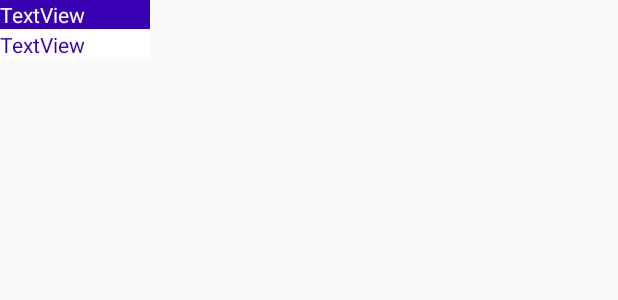
After one commit to Barneypoi/LineChart, an Android app: the layout detail.xml on its own in the app's theme, with its tools: preview values and no code run, on a phone screen of 412 x 824 dp. The commit adds this screen. Shown: the top 300 px of the screen. Run offline under Robolectric (Android 15) with nearby library versions, the phone set to English and light mode, and no system bars.

Commit message:
加入mark，删除description

```diff
--- /dev/null
+++ b/app/src/main/java/com/example/test/DetailsMarkerView.java
@@ -0,0 +1,55 @@
+package com.example.test;
+
+import android.content.Context;
+import android.widget.TextView;
+
+import com.github.mikephil.charting.components.MarkerView;
+import com.github.mikephil.charting.data.Entry;
+import com.github.mikephil.charting.highlight.Highlight;
+import com.github.mikephil.charting.utils.MPPointF;
+
+import java.math.BigDecimal;
+
+public class DetailsMarkerView extends MarkerView {
+
+    private TextView mTvMonth;
+    private TextView mTvChart1;
+
+    public DetailsMarkerView(Context context, int layoutResource) {
+        super(context, layoutResource);
+        mTvMonth = findViewById(R.id.textView);
+        mTvChart1 = findViewById(R.id.textView2);
+
+    }
+
+    //每次重绘，会调用此方法刷新数据
+    @Override
+    public void refreshContent(Entry e, Highlight highlight) {
+        super.refreshContent(e, highlight);
+        try {
+            //信息
+            if (e.getY() == 0) {
+                mTvChart1.setText("暂无数据");
+            } else {
+                mTvChart1.setText(concat(e.getY(), "净值："));
+            }
+            mTvMonth.setText(concat(e.getX(),"日期："));
+        } catch (Exception e1) {
+            e1.printStackTrace();
+        }
+        super.refreshContent(e, highlight);
+    }
+
+    //布局的偏移量。就是布局显示在圆点的那个位置
+    // -(width / 2) 布局水平居中
+    //-(height) 布局显示在圆点上方
+    @Override
+    public MPPointF getOffset() {
+        return new MPPointF(-(getWidth() / 2), -getHeight());
+    }
+
+    public String concat(float money, String values) {
+        return values + new BigDecimal(money).setScale(2, BigDecimal.ROUND_HALF_UP).toPlainString();
+    }
+
+}
--- a/app/src/main/java/com/example/test/ShowActivity.java
+++ b/app/src/main/java/com/example/test/ShowActivity.java
@@ -5,6 +5,7 @@ import android.os.Bundle;
 import androidx.appcompat.app.AppCompatActivity;
 
 import com.github.mikephil.charting.charts.LineChart;
+import com.github.mikephil.charting.components.Description;
 import com.github.mikephil.charting.components.XAxis;
 import com.github.mikephil.charting.data.Entry;
 import com.github.mikephil.charting.data.LineData;
@@ -16,7 +17,6 @@ import java.util.List;
 import java.util.Map;
 
 public class ShowActivity extends AppCompatActivity {
-
     public ArrayList<Map<String, Object>> mainlist=new ArrayList<Map<String,Object>>();
     @Override
     protected void onCreate(Bundle savedInstanceState) {
@@ -28,22 +28,28 @@ public class ShowActivity extends AppCompatActivity {
         mLineChart.setDrawBorders(true);
         //设置数据
         List<Entry> entries = new ArrayList<>();
-        for (int i = 0; i < 4251; i++) {
+        for (int i = 0; i < mainlist.size(); i++) {
             entries.add(new Entry(i,Float.parseFloat((String) mainlist.get(i).get("po")) ) );
         }
         //准备好每个点对应的x轴数值
         List<String> list = new ArrayList<>();
-        for (int i = 0; i < 4251; i++) {
+        for (int i = 0; i < mainlist.size(); i++) {
             list.add(TimeStamp2Date((String) mainlist.get(i).get("1")));
         }
         XAxis xAxis = mLineChart.getXAxis();
         xAxis.setValueFormatter(new IndexAxisValueFormatter(list));
-
         //一个LineDataSet就是一条线
         LineDataSet lineDataSet;
         lineDataSet = new LineDataSet(entries, "净值");
         LineData data = new LineData(lineDataSet);
         mLineChart.setData(data);
+        DetailsMarkerView detailsMarkerView = new DetailsMarkerView(this,R.layout.detail);
+//一定要设置这个玩意，不然到点击到最边缘的时候不会自动调整布局
+        detailsMarkerView.setChartView(mLineChart);
+        mLineChart.setMarker(detailsMarkerView);
+        Description desc= new Description();
+        desc.setText("");
+        mLineChart.setDescription(desc);
 
     }
     public String TimeStamp2Date(String timestampString){
--- /dev/null
+++ b/app/src/main/res/layout/detail.xml
@@ -0,0 +1,29 @@
+<?xml version="1.0" encoding="utf-8"?>
+<androidx.constraintlayout.widget.ConstraintLayout xmlns:android="http://schemas.android.com/apk/res/android"
+    xmlns:app="http://schemas.android.com/apk/res-auto"
+
+    android:orientation="vertical"
+    android:layout_width="match_parent"
+    android:layout_height="match_parent">
+
+    <TextView
+        android:id="@+id/textView"
+        android:layout_width="100dp"
+        android:layout_height="wrap_content"
+        android:background="@color/design_default_color_primary_dark"
+        android:text="TextView"
+        android:textColor="@android:color/background_light"
+        app:layout_constraintLeft_toLeftOf="parent"
+        app:layout_constraintTop_toTopOf="parent" />
+
+    <TextView
+        android:id="@+id/textView2"
+        android:layout_width="100dp"
+        android:layout_height="wrap_content"
+        android:layout_marginTop="20dp"
+        android:background="@android:color/background_light"
+        android:text="TextView"
+        android:textColor="@color/design_default_color_primary_dark"
+        app:layout_constraintLeft_toLeftOf="parent"
+        app:layout_constraintTop_toTopOf="@id/textView" />
+</androidx.constraintlayout.widget.ConstraintLayout>
--- a/app/src/main/res/layout/show.xml
+++ b/app/src/main/res/layout/show.xml
@@ -8,5 +8,5 @@
         android:id="@+id/lineChart"
         android:layout_width="match_parent"
         android:layout_height="300dp"
-        android:layout_centerInParent="true"/>
+        android:layout_centerInParent="true" />
 </RelativeLayout>
```
